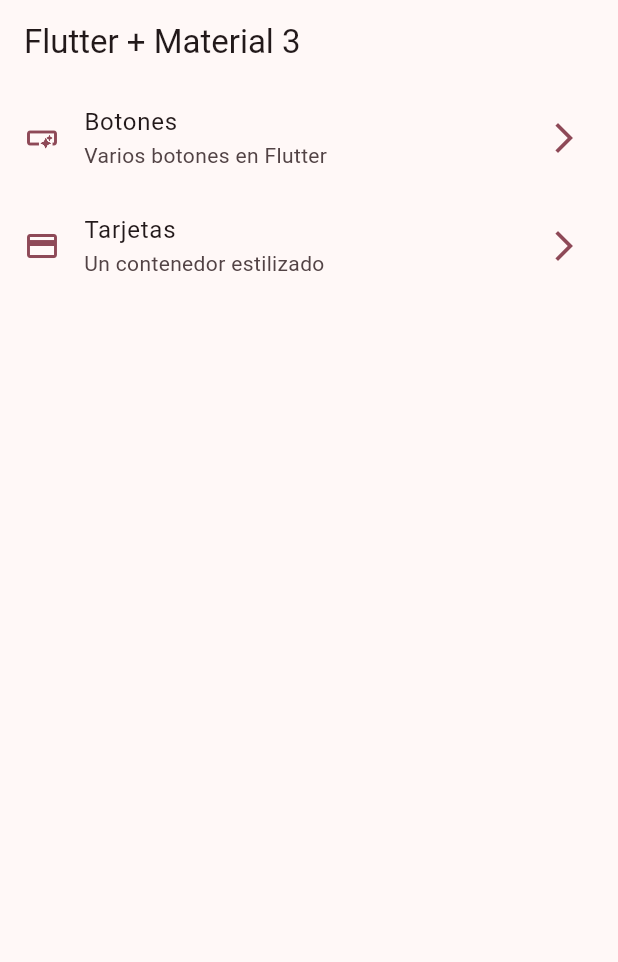
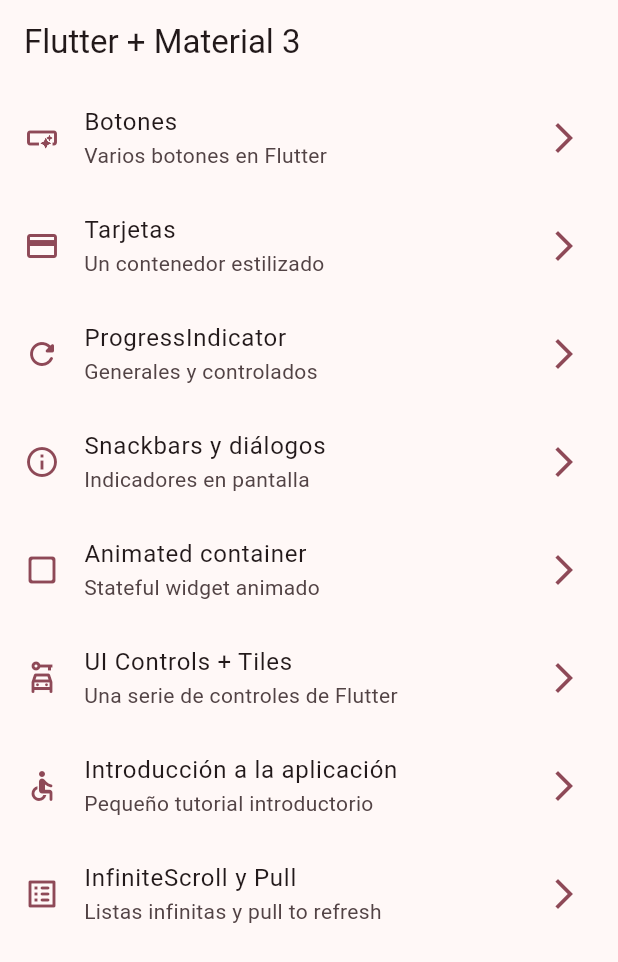
Before and after one commit to KrauseKelsen/widgets_app, a Flutter app: the screen it shows after launch, on a phone screen of 412 x 824 dp. Shown: the top 962 px of the screen. Run offline on Flutter 3.47's test engine with Material 3 defaults, Android fonts, the phone set to English and light mode, and no system bars; our stand-ins replace go_router.

Commit message:
progress indicator finished

```diff
--- a/lib/config/menu/menu_items.dart
+++ b/lib/config/menu/menu_items.dart
@@ -26,4 +26,44 @@ const appMenuItems = <MenuItems>[
     link: '/cards',
     icon: Icons.credit_card,
   ),
+  MenuItems(
+    title: 'ProgressIndicator',
+    subtitle: 'Generales y controlados',
+    link: '/progress',
+    icon: Icons.refresh_rounded,
+  ),
+    MenuItems(
+    title: 'Snackbars y diálogos',
+    subtitle: 'Indicadores en pantalla',
+    link: '/snackbars',
+    icon: Icons.info_outline
+  ),
+
+  MenuItems(
+    title: 'Animated container',
+    subtitle: 'Stateful widget animado',
+    link: '/animated',
+    icon: Icons.check_box_outline_blank_rounded
+  ),
+
+  MenuItems(
+    title: 'UI Controls + Tiles',
+    subtitle: 'Una serie de controles de Flutter',
+    link: '/ui-controls',
+    icon: Icons.car_rental_outlined
+  ),
+
+  MenuItems(
+    title: 'Introducción a la aplicación',
+    subtitle: 'Pequeño tutorial introductorio',
+    link: '/tutorial',
+    icon: Icons.accessible_rounded
+  ),
+
+  MenuItems(
+    title: 'InfiniteScroll y Pull',
+    subtitle: 'Listas infinitas y pull to refresh',
+    link: '/infinite',
+    icon: Icons.list_alt_rounded
+  ),
 ];
--- a/lib/config/router/app_router.dart
+++ b/lib/config/router/app_router.dart
@@ -2,23 +2,63 @@
 import 'package:go_router/go_router.dart';
 import 'package:widgets_app/presentation/screens/screens.dart';
 
+// GoRouter configuration
 final appRouter = GoRouter(
   initialLocation: '/',
   routes: [
+
     GoRoute(
+      path: '/',
       name: HomeScreen.name,
-      path: '/',
       builder: (context, state) => const HomeScreen(),
     ),
+
     GoRoute(
+      path: '/buttons',
       name: ButtonsScreen.name,
-      path: '/buttons',
       builder: (context, state) => const ButtonsScreen(),
     ),
+
     GoRoute(
+      path: '/cards',
       name: CardsScreen.name,
-      path: '/cards',
       builder: (context, state) => const CardsScreen(),
     ),
-  ]
+
+    GoRoute(
+      path: '/progress',
+      name: ProgressScreen.name,
+      builder: (context, state) => const ProgressScreen(),
+    ),
+
+    GoRoute(
+      path: '/snackbars',
+      name: SnackbarScreen.name,
+      builder: (context, state) => const SnackbarScreen(),
+    ),
+
+    GoRoute(
+      path: '/animated',
+      name: AnimatedScreen.name,
+      builder: (context, state) => const AnimatedScreen(),
+    ),
+
+    GoRoute(
+      path: '/ui-controls',
+      name: UiControlsScreen.name,
+      builder: (context, state) => const UiControlsScreen(),
+    ),
+
+    GoRoute(
+      path: '/tutorial',
+      name: AppTutorialScreen.name,
+      builder: (context, state) => const AppTutorialScreen(),
+    ),
+
+    GoRoute(
+      path: '/infinite',
+      name: InfiniteScrollScreen.name,
+      builder: (context, state) => const InfiniteScrollScreen(),
+    ),
+  ],
 );
--- a/lib/presentation/screens/home/home_screen.dart
+++ b/lib/presentation/screens/home/home_screen.dart
@@ -1,8 +1,6 @@
 import 'package:flutter/material.dart';
 import 'package:go_router/go_router.dart';
 import 'package:widgets_app/config/menu/menu_items.dart';
-import 'package:widgets_app/presentation/screens/buttons/buttons_screen.dart';
-import 'package:widgets_app/presentation/screens/cards/cards_screen.dart';
 
 class HomeScreen extends StatelessWidget {
 
@@ -67,8 +65,8 @@ class CustomListTitle extends StatelessWidget {
         //  )
         //);
         //Navigator.pushNamed(context, menuItem.link);
-        //context.push(menuItem.link);
-        context.pushNamed(CardsScreen.name);
+        context.push(menuItem.link);
+        //context.pushNamed(CardsScreen.name);
       },
     );
   }
```
Also changed, not shown: lib/presentation/screens/progress/progress_screen.dart (+75 -1 lines).
